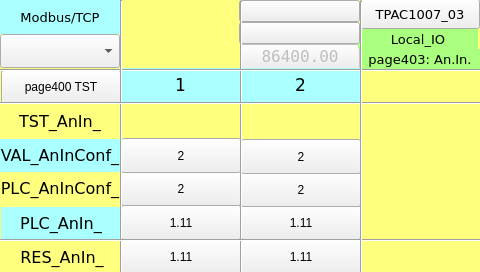
First picture: the form in TPAC1007_03/Local_IO_HMI/page403.ui, repository MECTsrl/mect_apps, before the edit.
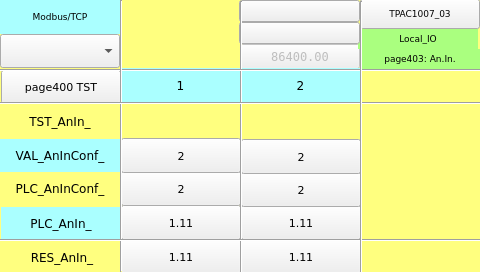
Second picture: the form after the edit. Custom widgets are drawn as their Qt base class.

Commit message: Fonts resize

Patch:
```diff
--- a/TPAC1007_03/Local_IO_HMI/page403.ui
+++ b/TPAC1007_03/Local_IO_HMI/page403.ui
@@ -56,7 +56,7 @@
 <property name="font">
 <font>
 <family>DejaVu Sans</family>
-<pointsize>10</pointsize>
+  <pointsize>7</pointsize>
 </font>
 </property>
 <property name="styleSheet">
@@ -84,7 +84,7 @@
 <property name="font">
 <font>
 <family>DejaVu Sans Mono</family>
-<pointsize>12</pointsize>
+  <pointsize>9</pointsize>
 </font>
 </property>
 <property name="text">
@@ -191,6 +191,12 @@
 <property name="borderRadius">
 <number>0</number>
 </property>
+<property name="font">
+ <font>
+  <family>DejaVu Sans</family>
+  <pointsize>8</pointsize>
+ </font>
+</property>
 </widget>
 <widget class="Line" name="line_hr_1">
 <property name="geometry">
@@ -261,6 +267,12 @@
 <property name="borderRadius">
 <number>0</number>
 </property>
+<property name="font">
+ <font>
+  <family>DejaVu Sans</family>
+  <pointsize>8</pointsize>
+ </font>
+</property>
 </widget>
 <widget class="QLabel" name="label_PLC_AnIn_">
 <property name="geometry">
@@ -274,7 +286,7 @@
 <property name="font">
 <font>
 <family>DejaVu Sans</family>
-<pointsize>12</pointsize>
+  <pointsize>9</pointsize>
 </font>
 </property>
 <property name="styleSheet">
@@ -325,7 +337,7 @@
 <property name="font">
 <font>
 <family>DejaVu Sans</family>
-<pointsize>10</pointsize>
+  <pointsize>7</pointsize>
 </font>
 </property>
 <property name="styleSheet">
@@ -443,6 +455,12 @@
 <property name="borderRadius">
 <number>0</number>
 </property>
+<property name="font">
+ <font>
+  <family>DejaVu Sans</family>
+  <pointsize>8</pointsize>
+ </font>
+</property>
 </widget>
 <widget class="QLabel" name="label_VAL_AnInConf_">
 <property name="geometry">
@@ -456,7 +474,7 @@
 <property name="font">
 <font>
 <family>DejaVu Sans</family>
-<pointsize>12</pointsize>
+  <pointsize>9</pointsize>
 </font>
 </property>
 <property name="styleSheet">
@@ -481,7 +499,7 @@
 <property name="font">
 <font>
 <family>DejaVu Sans</family>
-<pointsize>10</pointsize>
+  <pointsize>7</pointsize>
 </font>
 </property>
 <property name="styleSheet">
@@ -637,6 +655,12 @@
 <property name="borderRadius">
 <number>0</number>
 </property>
+<property name="font">
+ <font>
+  <family>DejaVu Sans</family>
+  <pointsize>8</pointsize>
+ </font>
+</property>
 </widget>
 <widget class="ATCManimation" name="atcmAnimation_TEST_STATUS">
 <property name="geometry">
@@ -681,7 +705,7 @@
 <property name="font">
 <font>
 <family>DejaVu Sans</family>
-<pointsize>10</pointsize>
+  <pointsize>7</pointsize>
 <weight>50</weight>
 <bold>false</bold>
 </font>
@@ -762,7 +786,7 @@
 <property name="font">
 <font>
 <family>DejaVu Sans</family>
-<pointsize>13</pointsize>
+  <pointsize>9</pointsize>
 </font>
 </property>
 <property name="styleSheet">
@@ -831,6 +855,12 @@
 <property name="borderRadius">
 <number>0</number>
 </property>
+<property name="font">
+ <font>
+  <family>DejaVu Sans</family>
+  <pointsize>8</pointsize>
+ </font>
+</property>
 </widget>
 <widget class="ATCMdate" name="atcmDate">
 <property name="geometry">
@@ -925,6 +955,12 @@
 <property name="borderRadius">
 <number>0</number>
 </property>
+<property name="font">
+ <font>
+  <family>DejaVu Sans</family>
+  <pointsize>8</pointsize>
+ </font>
+</property>
 </widget>
 <widget class="ATCMbutton" name="atcmButton_page402_2">
 <property name="geometry">
@@ -975,6 +1011,12 @@
 <property name="apparence">
 <enum>QFrame::Raised</enum>
 </property>
+<property name="font">
+ <font>
+  <family>DejaVu Sans</family>
+  <pointsize>8</pointsize>
+ </font>
+</property>
 </widget>
 <widget class="QLabel" name="label_PLC_AnInConf_">
 <property name="geometry">
@@ -988,7 +1030,7 @@
 <property name="font">
 <font>
 <family>DejaVu Sans</family>
-<pointsize>12</pointsize>
+  <pointsize>9</pointsize>
 </font>
 </property>
 <property name="styleSheet">
@@ -1013,7 +1055,7 @@
 <property name="font">
 <font>
 <family>DejaVu Sans</family>
-<pointsize>12</pointsize>
+  <pointsize>9</pointsize>
 </font>
 </property>
 <property name="styleSheet">
@@ -1118,6 +1160,12 @@
 <property name="borderRadius">
 <number>0</number>
 </property>
+<property name="font">
+ <font>
+  <family>DejaVu Sans</family>
+  <pointsize>8</pointsize>
+ </font>
+</property>
 </widget>
 <widget class="QLabel" name="label_TST_AnIn_">
 <property name="geometry">
@@ -1131,7 +1179,7 @@
 <property name="font">
 <font>
 <family>DejaVu Sans</family>
-<pointsize>12</pointsize>
+  <pointsize>9</pointsize>
 </font>
 </property>
 <property name="styleSheet">
@@ -1156,7 +1204,7 @@
 <property name="font">
 <font>
 <family>DejaVu Sans</family>
-<pointsize>13</pointsize>
+  <pointsize>9</pointsize>
 </font>
 </property>
 <property name="styleSheet">
@@ -1225,6 +1273,12 @@
 <property name="borderRadius">
 <number>0</number>
 </property>
+<property name="font">
+ <font>
+  <family>DejaVu Sans</family>
+  <pointsize>8</pointsize>
+ </font>
+</property>
 </widget>
 <zorder>label_Start_3</zorder>
 <zorder>atcmLabel_PLC_time</zorder>
```
Left out of the diff: 86 changed lines with no effect on the pictures. The commit also changes 70 other files.
